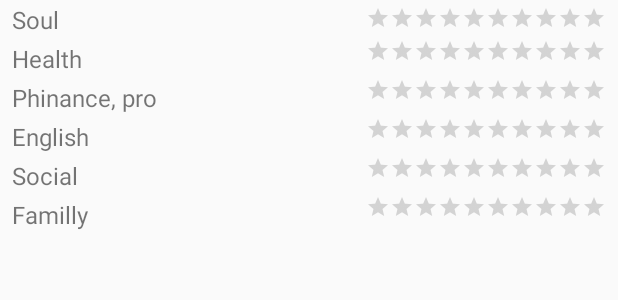
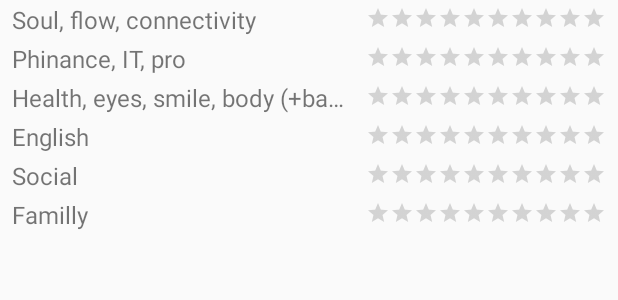
Before and after one commit to newbm2013/todo, an Android app: the layout report_raiting_bar_container.xml on its own in the app's theme, with its tools: preview values and no code run, on a phone screen of 412 x 824 dp. Shown: the top 300 px of the screen. Run offline under Robolectric (Android 15) with nearby library versions, the phone set to English and light mode, and no system bars.

Commit message:
edits raiting bars

```diff
--- a/app/build.gradle
+++ b/app/build.gradle
@@ -56,6 +56,7 @@ dependencies {
 
     compile 'net.yslibrary.keyboardvisibilityevent:keyboardvisibilityevent:2.1.0'
 
+    implementation 'asia.ivity.android:marqueeview:1.1.5@aar'
 
 
 }
--- a/app/src/main/res/layout/report_raiting_bar_container.xml
+++ b/app/src/main/res/layout/report_raiting_bar_container.xml
@@ -19,7 +19,7 @@
             android:layout_marginEnd="8dp"
             android:layout_marginStart="8dp"
             android:layout_marginTop="2dp"
-            android:text="Soul"
+            android:text="Soul, flow, connectivity"
             android:textSize="16sp"
             android:layout_weight="0.8" />
 
@@ -43,38 +43,6 @@
         android:orientation="horizontal">
 
         <TextView
-            android:id="@+id/tv_health_field_name"
-            android:layout_width="match_parent"
-            android:layout_height="wrap_content"
-            android:maxLines="1"
-            android:lines="1"
-            android:layout_marginBottom="2dp"
-            android:layout_marginEnd="8dp"
-            android:layout_marginStart="8dp"
-            android:layout_marginTop="2dp"
-            android:text="Health"
-            android:textSize="16sp"
-            android:layout_weight="0.8" />
-
-        <RatingBar
-            android:id="@+id/ratingbar_health"
-            android:layout_width="wrap_content"
-            android:layout_height="wrap_content"
-            style="?android:attr/ratingBarStyleSmall"
-            android:isIndicator="false"
-            android:numStars="10"
-            android:stepSize="1"
-            android:layout_marginEnd="8dp"
-            />
-
-    </LinearLayout>
-
-    <LinearLayout
-        android:layout_width="match_parent"
-        android:layout_height="wrap_content"
-        android:orientation="horizontal">
-
-        <TextView
             android:id="@+id/tv_phinance_field_name"
             android:layout_width="match_parent"
             android:layout_height="wrap_content"
@@ -84,7 +52,7 @@
             android:layout_marginEnd="8dp"
             android:layout_marginStart="8dp"
             android:layout_marginTop="2dp"
-            android:text="Phinance, pro"
+            android:text="Phinance, IT, pro"
             android:textSize="16sp"
             android:layout_weight="0.8" />
 
@@ -97,9 +65,52 @@
             android:stepSize="1"
             android:numStars="10"
             android:layout_marginEnd="8dp"
+            android:layout_marginTop="4dp"
             />
 
     </LinearLayout>
+
+    <LinearLayout
+        android:layout_width="match_parent"
+        android:layout_height="wrap_content"
+        android:orientation="horizontal">
+
+        <TextView
+            android:id="@+id/tv_health_field_name"
+            android:layout_width="match_parent"
+            android:layout_height="wrap_content"
+            android:layout_marginBottom="2dp"
+            android:layout_marginEnd="8dp"
+            android:layout_marginStart="8dp"
+            android:layout_marginTop="2dp"
+            android:text="Health, eyes, smile, body (+back)"
+            android:textSize="16sp"
+            android:layout_weight="0.8"
+            android:focusable="true"
+            android:focusableInTouchMode="true"
+            android:freezesText="false"
+            android:marqueeRepeatLimit="marquee_forever"
+            android:scrollHorizontally="true"
+            android:singleLine="true"
+            android:ellipsize="end"/>
+
+        <!--android:ellipsize="marquee"-->
+
+
+        <RatingBar
+            android:id="@+id/ratingbar_health"
+            android:layout_width="wrap_content"
+            android:layout_height="wrap_content"
+            style="?android:attr/ratingBarStyleSmall"
+            android:isIndicator="false"
+            android:numStars="10"
+            android:stepSize="1"
+            android:layout_marginEnd="8dp"
+            android:layout_marginTop="4dp"
+            />
+
+    </LinearLayout>
+
 
 
     <LinearLayout
@@ -130,6 +141,7 @@
             android:stepSize="1"
             android:numStars="10"
             android:layout_marginEnd="8dp"
+            android:layout_marginTop="4dp"
             />
 
     </LinearLayout>
@@ -162,6 +174,7 @@
             android:stepSize="1"
             android:numStars="10"
             android:layout_marginEnd="8dp"
+            android:layout_marginTop="4dp"
             />
 
     </LinearLayout>
@@ -194,6 +207,7 @@
             android:stepSize="1"
             android:numStars="10"
             android:layout_marginEnd="8dp"
+            android:layout_marginTop="4dp"
             />
 
     </LinearLayout>
--- a/app/src/main/res/values/colors.xml
+++ b/app/src/main/res/values/colors.xml
@@ -30,13 +30,13 @@
     <!--<color name="colorActionMode">#e47c5d</color>-->
 
 
-    <!--green barsht 2 - 98 -->
-    <!--<color name="colorPrimary">#378760</color>-->
-    <!--<color name="colorPrimaryLigth">#378760</color>-->
-    <!--<color name="colorPrimaryDark">#378760</color>-->
-    <!--<color name="colorBackgroundActivity">#62A07B</color>-->
-    <!--<color name="colorAccent">#e47c5d</color>-->
-    <!--<color name="colorActionMode">#e47c5d</color>-->
+    green barsht 2 - 98
+    <color name="colorPrimary">#378760</color>
+    <color name="colorPrimaryLigth">#378760</color>
+    <color name="colorPrimaryDark">#378760</color>
+    <color name="colorBackgroundActivity">#62A07B</color>
+    <color name="colorAccent">#e47c5d</color>
+    <color name="colorActionMode">#e47c5d</color>
 
 
 
@@ -48,7 +48,7 @@
     <!--<color name="colorAccent">#e47c5d</color>-->
     <!--<color name="colorActionMode">#e47c5d</color>-->
 
-    <!--last yellow   100  -->
+    <!--last yellow   100-->
     <!--<color name="colorPrimary">#FFC08C</color>-->
     <!--<color name="colorPrimaryLigth">#FFD37A</color>-->
     <!--<color name="colorPrimaryDark">#FFD37A</color>-->
```
